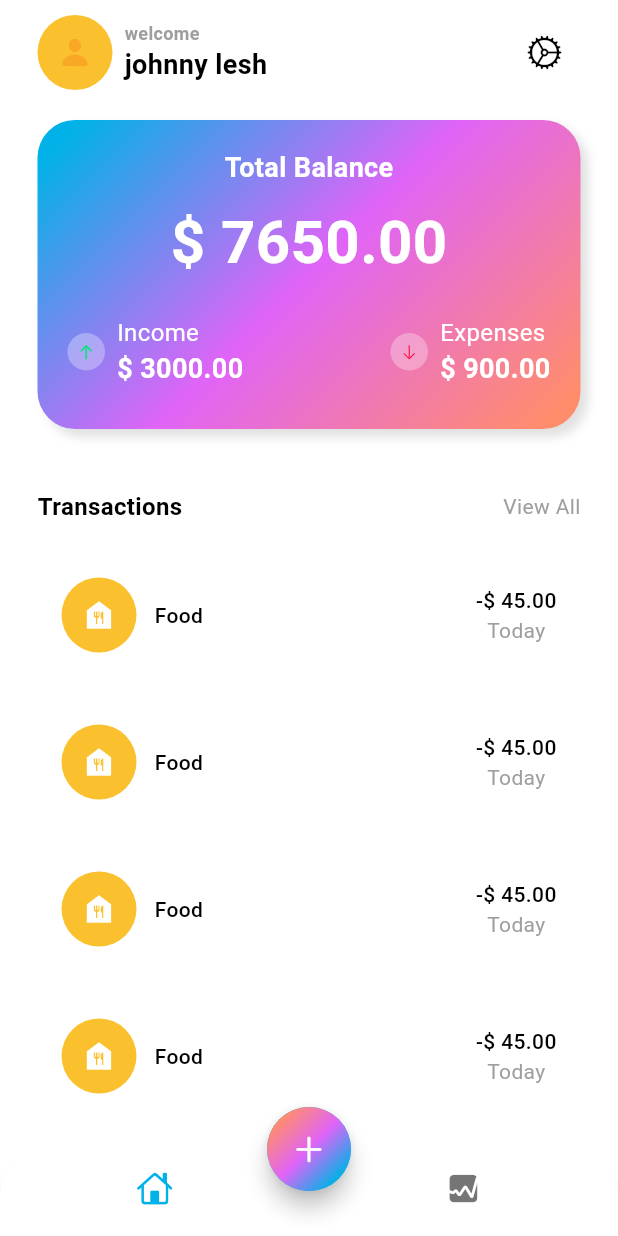
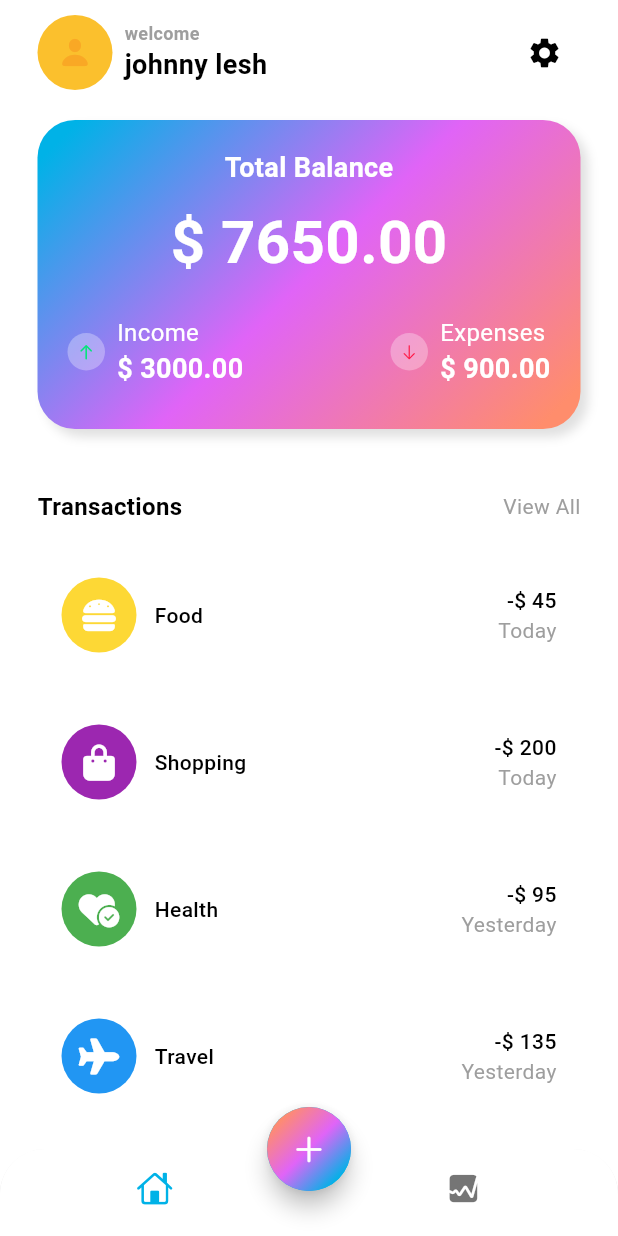
Before and after one commit to bilal-ahmet/expese_tracker_app, a Flutter app: the screen it shows after launch, on a phone screen of 412 x 824 dp. Run offline on Flutter 3.47's test engine with Material 3 defaults, Android fonts, the phone set to English and light mode, and no system bars; our stand-ins replace font_awesome_flutter.

Commit message:
main_screen_completed

```diff
--- /dev/null
+++ b/lib/data/data.dart
@@ -0,0 +1,33 @@
+import 'package:flutter/material.dart';
+import 'package:font_awesome_flutter/font_awesome_flutter.dart';
+
+List<Map<String, dynamic>> transactionsData = [
+  {
+    "icon" : const FaIcon(FontAwesomeIcons.burger, color: Colors.white,),
+    "color" : Colors.yellow.shade600,
+    "name" : "Food",
+    "totalAmount" : "-\$ 45",
+    "date" : "Today",
+  },
+  {
+    "icon" : const FaIcon(FontAwesomeIcons.bagShopping, color: Colors.white,),
+    "color" : Colors.purple,
+    "name" : "Shopping",
+    "totalAmount" : "-\$ 200",
+    "date" : "Today",
+  },
+  {
+    "icon" : const FaIcon(FontAwesomeIcons.heartCircleCheck, color: Colors.white,),
+    "color" : Colors.green,
+    "name" : "Health",
+    "totalAmount" : "-\$ 95",
+    "date" : "Yesterday",
+  },
+  {
+    "icon" : const FaIcon(FontAwesomeIcons.plane, color: Colors.white,),
+    "color" : Colors.blue,
+    "name" : "Travel",
+    "totalAmount" : "-\$ 135",
+    "date" : "Yesterday",
+  }
+];
--- a/lib/pages/home/views/main_screen.dart
+++ b/lib/pages/home/views/main_screen.dart
@@ -63,7 +63,7 @@
                   children: [
                     IconButton(
                         onPressed: () {},
-                        icon: const Icon(CupertinoIcons.settings))
+                        icon: const Icon(Icons.settings))
                   ],
                 )
               ],
--- a/lib/widgets/credit_card_container_widget.dart
+++ b/lib/widgets/credit_card_container_widget.dart
@@ -1,5 +1,4 @@
 import 'dart:math';
-
 import 'package:flutter/cupertino.dart';
 import 'package:flutter/material.dart';
 
--- a/lib/widgets/list_view_duty.dart
+++ b/lib/widgets/list_view_duty.dart
@@ -1,3 +1,4 @@
+import 'package:expese_tracker_app/data/data.dart';
 import 'package:flutter/material.dart';
 
 class ListViewDuty extends StatelessWidget {
@@ -7,8 +8,8 @@
   Widget build(BuildContext context) {
     return Expanded(
       child: ListView.builder(
-        itemCount: 8,
-        itemBuilder: (context, int i) {
+        itemCount: transactionsData.length,
+        itemBuilder: (context, index) {
           return Padding(
             padding: const EdgeInsets.only(bottom: 16.0),
             child: Container(
@@ -28,14 +29,15 @@
                               width: 50,
                               height: 50,
                               decoration: BoxDecoration(
-                                  color: Colors.yellow.shade700, shape: BoxShape.circle),
+                                  color: transactionsData[index]["color"], shape: BoxShape.circle),
                             ),
-                            const Icon(Icons.food_bank, color: Colors.white,)
+                            transactionsData[index]["icon"],
+                            //const Icon(Icons.food_bank, color: Colors.white,)
                           ],
                         ),
                         const SizedBox(width: 12,),
                         Text(
-                          "Food",
+                          transactionsData[index]["name"],
                           style: TextStyle(
                               fontSize: 14,
                               fontWeight: FontWeight.w500,
@@ -45,16 +47,17 @@
                       ],
                     ),
                     Column(
+                      crossAxisAlignment: CrossAxisAlignment.end,
                       children: [
                         Text(
-                          "-\$ 45.00",
+                          transactionsData[index]["totalAmount"],
                           style: TextStyle(
                               fontSize: 14,
                               fontWeight: FontWeight.w500,
                               color: Theme.of(context).colorScheme.onBackground),
                         ),
                         Text(
-                          "Today",
+                          transactionsData[index]["date"],
                           style: TextStyle(
                               fontSize: 14,
                               fontWeight: FontWeight.w400,
--- a/pubspec.yaml
+++ b/pubspec.yaml
@@ -36,6 +36,7 @@
   # Use with the CupertinoIcons class for iOS style icons.
   cupertino_icons: ^1.0.2
   persistent_bottom_nav_bar_v2: ^5.0.0
+  font_awesome_flutter: ^10.7.0
 
 dev_dependencies:
   flutter_test:
```
Also changed, not shown: pubspec.lock.
